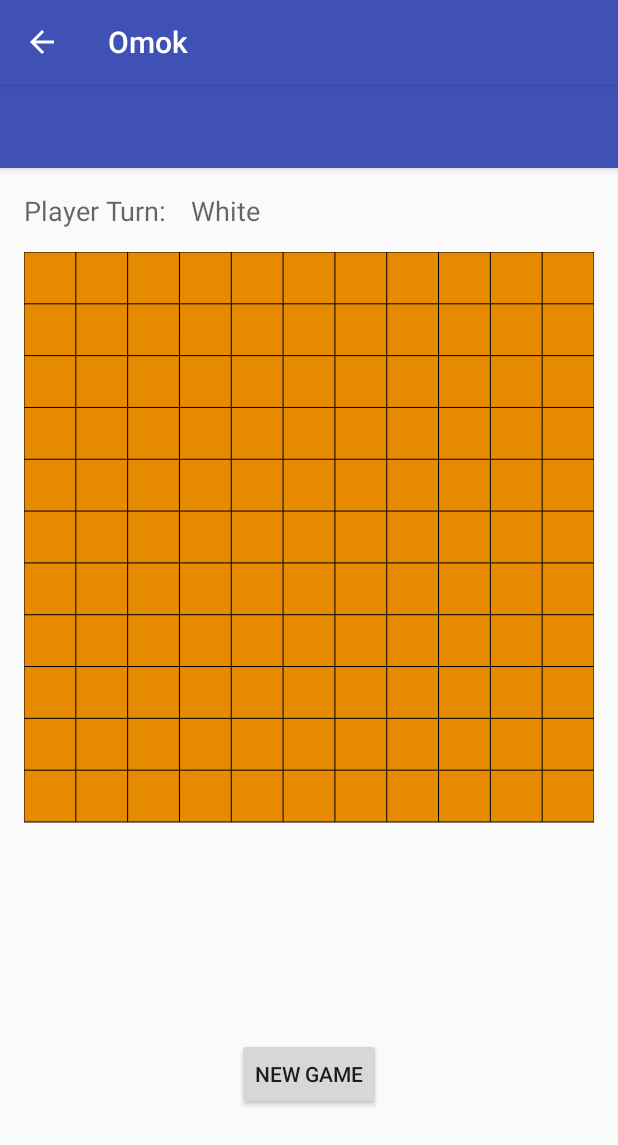
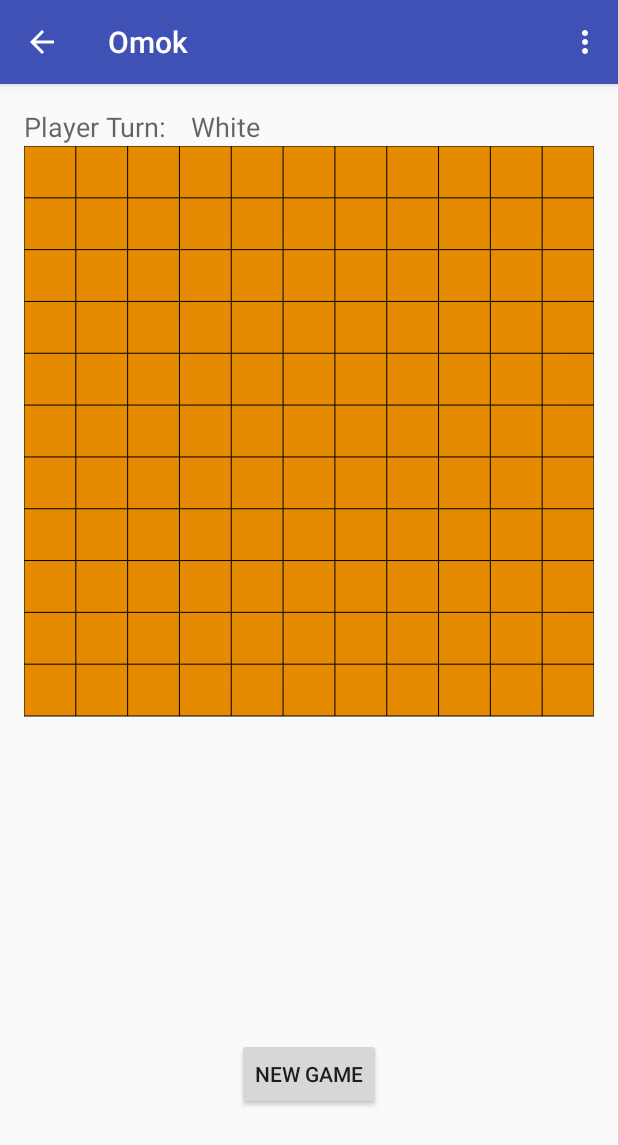
Before and after one commit to genesisbee/Omok, an Android app: the HumanVsHuman screen opened directly, with no data from a screen before it, on a phone screen of 412 x 824 dp. Shown: the top 1145 px of the screen. Run offline under Robolectric (Android 15) with nearby library versions, the phone set to English and light mode, and no system bars.

Commit message:
Updated classes

```diff
--- a/app/src/main/java/edu/utep/cs/cs4330cs/hw4/omok/BoardView.java
+++ b/app/src/main/java/edu/utep/cs/cs4330cs/hw4/omok/BoardView.java
@@ -8,6 +8,8 @@ import android.util.AttributeSet;
 import android.util.Log;
 import android.view.MotionEvent;
 import android.view.View;
+import android.widget.ImageButton;
+import android.widget.ImageView;
 import android.widget.Toast;
 import java.util.ArrayList;
 import java.util.List;
@@ -42,8 +44,20 @@ public class BoardView extends View {
      */
     private int boardSize = 10;
 
-    /** Board background color. */
-    private int boardColor = Color.rgb(230, 138, 0);
+    //Genesis Additional code to change stone color
+    private Color player1StoneColor;
+    private Color player2StroneColor;
+
+    /** Board background options */
+    public int boardColor = Color.rgb(230, 138, 0);
+  //  public ImageView boardImage;
+
+    /**Player custom options */
+    private Color playerOneColor;
+    private ImageView playerOneImage;
+
+    private Color playerTwoColor;
+    private ImageView playerTwoImage;
 
     /** Last place touched. Just for testing! */
     private float lastX = -1;
@@ -87,9 +101,10 @@ public class BoardView extends View {
         final float maxIndex = maxIndex();
         final float lineGap = lineGap();
         final Paint paint = new Paint(Paint.ANTI_ALIAS_FLAG);
+        //set color
         paint.setColor(boardColor);
+        //draw board
         canvas.drawRect(0, 0, maxIndex, maxIndex, paint);
-        Log.d("maxIndex", String.valueOf(maxIndex));
         paint.setColor(Color.BLACK);
         for (int i = 0; i < numOfLines(); i++) {
             float index = i * lineGap;
@@ -103,16 +118,19 @@ public class BoardView extends View {
                 //Get the float value from X & Y position
                 lastX = (x + 1) * lineGap();
                 lastY = (y + 1) * lineGap();
+
                 //If a white player found paint a white stone
                 if(places[x][y].getPlayer().equals("W")) {
                     paint.setColor(Color.WHITE);
                     canvas.drawCircle(lastX, lastY, r, paint);
                 }
+
                 //If a black player fount paint a black stone
                 if(places[x][y].getPlayer().equals("B")){
                     paint.setColor(Color.BLACK);
                     canvas.drawCircle(lastX, lastY, r, paint);
                 }
+
                 //If a winner white player found paint the black inner circle
                 if(places[x][y].getPlayer().equals("w")){
                     paint.setColor(Color.WHITE);
@@ -120,6 +138,7 @@ public class BoardView extends View {
                     paint.setColor(Color.BLACK);
                     canvas.drawCircle(lastX, lastY, r / 2, paint);
                 }
+
                 //If a winner black player found paint the white inner circle
                 if(places[x][y].getPlayer().equals("b")){
                     paint.setColor(Color.BLACK);
--- a/app/src/main/java/edu/utep/cs/cs4330cs/hw4/omok/HumanVsComputer.java
+++ b/app/src/main/java/edu/utep/cs/cs4330cs/hw4/omok/HumanVsComputer.java
@@ -10,6 +10,9 @@ import android.os.Bundle;
 import android.support.annotation.IntDef;
 import android.support.v7.app.AppCompatActivity;
 import android.util.Log;
+import android.view.Menu;
+import android.view.MenuInflater;
+import android.view.MenuItem;
 import android.view.View;
 import android.widget.Button;
 import android.widget.TextView;
@@ -204,4 +207,22 @@ public class HumanVsComputer extends AppCompatActivity {
         alertDialog.show();
 
     }
+    //Menu code
+    @Override
+    public boolean onCreateOptionsMenu(Menu menu){
+        //Inflate the menu
+        MenuInflater inflater = getMenuInflater();
+        inflater.inflate(R.menu.my,menu);
+        return super.onCreateOptionsMenu(menu);
+    }
+
+    @Override
+    public boolean onOptionsItemSelected(MenuItem item){
+        int id = item.getItemId();
+        //code for items
+//        switch (id){
+//        }
+        return super.onOptionsItemSelected(item);
+    }
+
 }
--- a/app/src/main/java/edu/utep/cs/cs4330cs/hw4/omok/HumanVsHuman.java
+++ b/app/src/main/java/edu/utep/cs/cs4330cs/hw4/omok/HumanVsHuman.java
@@ -7,7 +7,12 @@ import android.media.SoundPool;
 import android.os.Build;
 import android.os.Bundle;
 import android.support.v7.app.AppCompatActivity;
+import android.support.v7.widget.PopupMenu;
 import android.util.Log;
+import android.view.Menu;
+import android.view.MenuInflater;
+import android.view.MenuItem;
+import android.view.SubMenu;
 import android.view.View;
 import android.widget.Button;
 import android.widget.TextView;
@@ -37,8 +42,8 @@ public class HumanVsHuman extends AppCompatActivity {
         resetButton = (Button) findViewById(R.id.reset);
         //SOUNDS
         //Set stone audio
-        if(Build.VERSION.SDK_INT >= Build.VERSION_CODES.LOLLIPOP){
-            aa= new AudioAttributes.Builder()
+        if (Build.VERSION.SDK_INT >= Build.VERSION_CODES.LOLLIPOP) {
+            aa = new AudioAttributes.Builder()
                     .setContentType(AudioAttributes.CONTENT_TYPE_MUSIC)
                     .setUsage(AudioAttributes.USAGE_GAME)
                     .build();
@@ -46,15 +51,14 @@ public class HumanVsHuman extends AppCompatActivity {
                     .setMaxStreams(100)
                     .setAudioAttributes(aa)
                     .build();
-            clickID = soundPool.load(this, R.raw.click,1);
-            winnerID = soundPool.load(this,R.raw.winner,2);
-            loserID= soundPool.load(this,R.raw.lost,3);
-        }
-        else{
-            soundPool = new SoundPool(100, AudioManager.STREAM_MUSIC,1);
-            clickID = soundPool.load(this, R.raw.click,1);
-            winnerID = soundPool.load(this,R.raw.winner,2);
-            loserID= soundPool.load(this,R.raw.lost,3);
+            clickID = soundPool.load(this, R.raw.click, 1);
+            winnerID = soundPool.load(this, R.raw.winner, 2);
+            loserID = soundPool.load(this, R.raw.lost, 3);
+        } else {
+            soundPool = new SoundPool(100, AudioManager.STREAM_MUSIC, 1);
+            clickID = soundPool.load(this, R.raw.click, 1);
+            winnerID = soundPool.load(this, R.raw.winner, 2);
+            loserID = soundPool.load(this, R.raw.lost, 3);
         }
 
         startGame();
@@ -70,12 +74,12 @@ public class HumanVsHuman extends AppCompatActivity {
                     if (board.setStone(x, y, board.getPlayerTurn())) {
                         //audio for setting the stone
                         //Play set stone sound
-                        soundPool.play(clickID,1,1,1,0,2f);
+                        soundPool.play(clickID, 1, 1, 1, 0, 2f);
                         //Check if there is a winner at the last stone placed
                         if (board.winner(x, y, board.getPlayerTurn())) {
                             String winner = board.getPlayerName();
                             //play winner audio
-                            soundPool.play(winnerID,1,1,1,0,1);
+                            soundPool.play(winnerID, 1, 1, 1, 0, 1);
                             // display the text for the winning player
                             Toast.makeText(getApplicationContext(), "Player " + winner +
                                     " has won!", Toast.LENGTH_LONG).show();
@@ -84,7 +88,7 @@ public class HumanVsHuman extends AppCompatActivity {
                         //Check for a draw and display the message
                         else if (board.gameDraw()) {
                             //play lost audio
-                            soundPool.play(loserID,1,1,1,0,1);
+                            soundPool.play(loserID, 1, 1, 1, 0, 1);
                             Toast.makeText(getApplicationContext(), "Draw",
                                     Toast.LENGTH_SHORT).show();
                         }
@@ -102,10 +106,10 @@ public class HumanVsHuman extends AppCompatActivity {
         });
     }
 
-   /*
-    * Method to confirm a new game when the button New Game is touched
-    * This will clear the text where the last winner was displayed and
-    * clear the current board as well update the view based on the new board*/
+    /*
+     * Method to confirm a new game when the button New Game is touched
+     * This will clear the text where the last winner was displayed and
+     * clear the current board as well update the view based on the new board*/
     public void resetButton(View view) {
         android.support.v7.app.AlertDialog.Builder alertDialogBuilder = new android.support.v7.app.AlertDialog.Builder(this);
         alertDialogBuilder.setMessage("Would you like to start a new Game");
@@ -129,4 +133,27 @@ public class HumanVsHuman extends AppCompatActivity {
         alertDialog.show();
 
     }
+
+    //Menu code
+    @Override
+    public boolean onCreateOptionsMenu(Menu menu) {
+        //Inflate the menu
+        MenuInflater inflater = getMenuInflater();
+        inflater.inflate(R.menu.my, menu);
+        return super.onCreateOptionsMenu(menu);
+    }
+
+    //Customize
+    public boolean onOptionsItemSelected(MenuItem item) {
+        super.onOptionsItemSelected(item);
+        switch (item.getItemId()) {
+            //customize board
+            case R.id.customOptions: {
+             switch (){
+
+             }
+            }
+        }
+        return false;
+    }
 }
--- a/app/src/main/java/edu/utep/cs/cs4330cs/hw4/omok/MainActivity.java
+++ b/app/src/main/java/edu/utep/cs/cs4330cs/hw4/omok/MainActivity.java
@@ -25,6 +25,7 @@ public class MainActivity extends AppCompatActivity implements Game_Mode_Fragmen
     protected void onCreate(Bundle savedInstanceState) {
         super.onCreate(savedInstanceState);
         setContentView(R.layout.play_type);
+
         //Reference Main Menu UI components
         //Set Main menu button listeners
         human = (Button) findViewById(R.id.humanButton);
--- a/app/src/main/res/layout/activity_main.xml
+++ b/app/src/main/res/layout/activity_main.xml
@@ -12,13 +12,6 @@
         android:layout_height="wrap_content"
         android:theme="@style/AppTheme.AppBarOverlay">
 
-        <android.support.v7.widget.Toolbar
-            android:id="@+id/toolbar"
-            android:layout_width="match_parent"
-            android:layout_height="?attr/actionBarSize"
-            android:background="?attr/colorPrimary"
-            app:popupTheme="@style/AppTheme.PopupOverlay" />
-
     </android.support.design.widget.AppBarLayout>
 
     <include layout="@layout/content_main" />
--- a/app/src/main/res/layout/content_main.xml
+++ b/app/src/main/res/layout/content_main.xml
@@ -42,8 +42,7 @@
         android:layout_height="wrap_content"
         android:id="@+id/boardView"
         android:layout_gravity="center"
-        android:layout_below="@id/linearLayout"
-        android:layout_marginTop="15dp"
+        android:layout_marginTop="25dp"
         android:layout_above="@+id/reset" />
     <Button
         android:layout_width="wrap_content"
--- /dev/null
+++ b/app/src/main/res/menu/my.xml
@@ -0,0 +1,63 @@
+<?xml version="1.0" encoding="utf-8"?>
+<menu xmlns:android="http://schemas.android.com/apk/res/android"
+    xmlns:app="http://schemas.android.com/apk/res-auto"
+    xmlns:tools="http://schemas.android.com/tools"
+    tools:context="edu.utep.cs.cs4330cs.hw4.omok.MainActivity">
+
+<!-- DROPDOWN OVERFLOW MENU -->
+    <item
+        android:id="@+id/customOptions"
+        android:showAsAction="never"
+        android:title="@string/boardCustom">
+        <menu
+            android:id="@+id/theme"
+            android:title="@string/theme">
+            <item
+                android:id="@+id/theme1"
+                android:title="@string/theme1"/>
+            <item
+                android:id="@+id/theme2"
+                android:title="@string/theme2"/>
+            <item
+                android:id="@+id/theme3"
+                android:title="@string/theme3"/>
+        </menu>
+    </item>
+
+    <item
+        android:id="@+id/musicOptions"
+        android:showAsAction="never"
+        android:title="@string/gameMusic">
+
+        <menu android:title="@string/gameMusic">
+        <item
+            android:id="@+id/on0"
+            android:title="@string/on"/>
+        <item
+            android:id="@+id/off0"
+            android:title="@string/off"/>
+        </menu>
+    </item>
+
+    <item
+        android:id="@+id/extraFreatures"
+        android:showAsAction="never"
+        android:title="@string/extraFeature">
+
+        <menu android:title="@string/extraFeature">
+            <item
+                android:id="@+id/on1"
+                android:title="@string/on"/>
+            <item
+                android:id="@+id/off1"
+                android:title="@string/off"/>
+        </menu>
+    </item>
+
+    <item
+        android:id="@+id/quit"
+        android:showAsAction="never"
+        android:title="@string/quit">
+    </item>
+
+</menu>
--- a/app/src/main/res/values/strings.xml
+++ b/app/src/main/res/values/strings.xml
@@ -3,9 +3,28 @@
     <string name="action_settings">Settings</string>
     <string name="x_label">X: </string>
     <string name="y_label">Y: </string>
+
+    <!-- Main Menu strings -->
     <string name="easy_mode">Random</string>
     <string name="hard_mode">Smart</string>
     <string name="human_mode">Human</string>
     <string name="comp_mode">Computer</string>
     <string name="menuTitle">OMOK</string>
+
+    <!-- Menu option strings-->
+    <string name="boardCustom">Customize</string>
+    <!-- stones -->
+    <string name="theme">Select theme</string>
+    <string name="theme1">Theme 1</string>
+    <string name="theme2">Theme 2</string>
+    <string name="theme3">Theme 3</string>
+
+    <!-- music -->
+    <string name="gameMusic">Background music</string>
+    <string name="on">On</string>
+    <string name="off">Off</string>
+
+    <!-- Extra -->
+    <string name="extraFeature">Voice Instructions</string>
+    <string name="quit">Exit Game</string>
 </resources>
```
Also changed, not shown: app/src/main/res/drawable/gb1.jpg (added), app/src/main/res/drawable/gb4.png (added), 37 other files.
